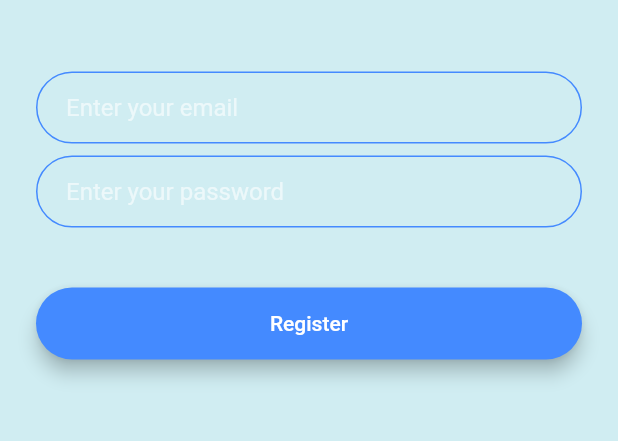
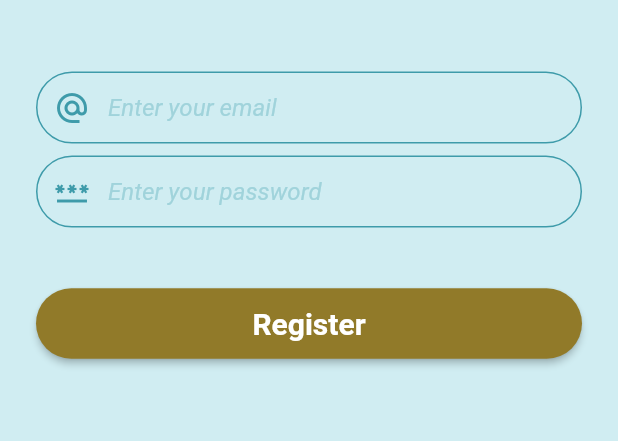
Before and after one commit to martynov-alex/drunk-homer-chat-flutter, a Flutter app: the screen it shows after launch, after a tap on "Register", on a phone screen of 412 x 824 dp, the part 614-1055 px from its top. Run offline on Flutter 3.47's test engine with Material 2 defaults, Android fonts, the phone set to English and light mode, and no system bars; our stand-ins replace animated_text_kit.

Commit message:
Add start animation, buttons and forms style

```diff
--- /dev/null
+++ b/lib/components/rounded_button.dart
@@ -0,0 +1,31 @@
+import 'package:flutter/material.dart';
+
+class RoundedButton extends StatelessWidget {
+  final String title;
+  final Color color;
+  final void Function() onPressed; // final VoidCallback onPress
+  RoundedButton(
+      {required this.title, required this.color, required this.onPressed});
+
+  @override
+  Widget build(BuildContext context) {
+    return Padding(
+      padding: EdgeInsets.symmetric(vertical: 16.0),
+      child: ElevatedButton(
+        style: ElevatedButton.styleFrom(
+          primary: color,
+          onPrimary: Colors.white,
+          textStyle: TextStyle(fontSize: 20),
+          padding: EdgeInsets.all(12),
+          shape:
+              RoundedRectangleBorder(borderRadius: BorderRadius.circular(32)),
+        ),
+        child: Text(
+          title,
+          style: TextStyle(fontWeight: FontWeight.bold),
+        ),
+        onPressed: onPressed,
+      ),
+    );
+  }
+}
--- a/lib/constants.dart
+++ b/lib/constants.dart
@@ -17,3 +17,29 @@ const kMessageContainerDecoration = BoxDecoration(
     top: BorderSide(color: Colors.lightBlueAccent, width: 2.0),
   ),
 );
+
+const kTextFieldStyle = TextStyle(
+  color: Color(0xFF3E9BAA),
+  //fontSize: 18,
+  fontWeight: FontWeight.bold,
+);
+
+const kTextFieldDecoration = InputDecoration(
+  hintStyle: TextStyle(
+    color: Color(0xFFA0D3DB),
+    fontWeight: FontWeight.normal,
+    fontStyle: FontStyle.italic,
+  ),
+  contentPadding: EdgeInsets.symmetric(vertical: 10.0, horizontal: 20.0),
+  border: OutlineInputBorder(
+    borderRadius: BorderRadius.all(Radius.circular(32.0)),
+  ),
+  enabledBorder: OutlineInputBorder(
+    borderSide: BorderSide(color: Color(0xFF3E9BAA), width: 1.0),
+    borderRadius: BorderRadius.all(Radius.circular(32.0)),
+  ),
+  focusedBorder: OutlineInputBorder(
+    borderSide: BorderSide(color: Color(0xFF3E9BAA), width: 3.0),
+    borderRadius: BorderRadius.all(Radius.circular(32.0)),
+  ),
+);
--- a/lib/main.dart
+++ b/lib/main.dart
@@ -10,11 +10,11 @@ class DrunkHomerChat extends StatelessWidget {
   @override
   Widget build(BuildContext context) {
     return MaterialApp(
-      theme: ThemeData.dark().copyWith(
-        textTheme: TextTheme(
-          bodyText2: TextStyle(color: Color(0xFF3E9BAA)),
-        ),
-      ),
+      // theme: ThemeData.dark().copyWith(
+      //   textTheme: TextTheme(
+      //     bodyText2: TextStyle(color: Color(0xFF3E9BAA)),
+      //   ),
+      // ),
       debugShowCheckedModeBanner: false,
       home: WelcomeScreen(),
       initialRoute: WelcomeScreen.id,
--- a/lib/screens/login_screen.dart
+++ b/lib/screens/login_screen.dart
@@ -1,4 +1,6 @@
 import 'package:flutter/material.dart';
+import 'package:drunk_homer_chat/constants.dart';
+import 'package:drunk_homer_chat/components/rounded_button.dart';
 
 class LoginScreen extends StatefulWidget {
   static const id = 'login_screen';
@@ -28,75 +30,42 @@ class _LoginScreenState extends State<LoginScreen> {
             SizedBox(
               height: 48.0,
             ),
-            TextField(
+            TextFormField(
               onChanged: (value) {
                 //Do something with the user input.
               },
-              decoration: InputDecoration(
-                hintText: 'Enter your email',
-                contentPadding:
-                    EdgeInsets.symmetric(vertical: 10.0, horizontal: 20.0),
-                border: OutlineInputBorder(
-                  borderRadius: BorderRadius.all(Radius.circular(32.0)),
-                ),
-                enabledBorder: OutlineInputBorder(
-                  borderSide:
-                      BorderSide(color: Colors.lightBlueAccent, width: 1.0),
-                  borderRadius: BorderRadius.all(Radius.circular(32.0)),
-                ),
-                focusedBorder: OutlineInputBorder(
-                  borderSide:
-                      BorderSide(color: Colors.lightBlueAccent, width: 2.0),
-                  borderRadius: BorderRadius.all(Radius.circular(32.0)),
+              style: kTextFieldStyle,
+              decoration: kTextFieldDecoration.copyWith(
+                hintText: 'Enter your login',
+                prefixIcon: Icon(
+                  Icons.person,
+                  color: Color(0xFF3E9BAA),
                 ),
               ),
             ),
             SizedBox(
               height: 8.0,
             ),
-            TextField(
+            TextFormField(
               onChanged: (value) {
                 //Do something with the user input.
               },
-              decoration: InputDecoration(
-                hintText: 'Enter your password.',
-                contentPadding:
-                    EdgeInsets.symmetric(vertical: 10.0, horizontal: 20.0),
-                border: OutlineInputBorder(
-                  borderRadius: BorderRadius.all(Radius.circular(32.0)),
-                ),
-                enabledBorder: OutlineInputBorder(
-                  borderSide:
-                      BorderSide(color: Colors.lightBlueAccent, width: 1.0),
-                  borderRadius: BorderRadius.all(Radius.circular(32.0)),
-                ),
-                focusedBorder: OutlineInputBorder(
-                  borderSide:
-                      BorderSide(color: Colors.lightBlueAccent, width: 2.0),
-                  borderRadius: BorderRadius.all(Radius.circular(32.0)),
+              style: kTextFieldStyle,
+              decoration: kTextFieldDecoration.copyWith(
+                hintText: 'Enter your password',
+                prefixIcon: Icon(
+                  Icons.password,
+                  color: Color(0xFF3E9BAA),
                 ),
               ),
             ),
             SizedBox(
               height: 24.0,
             ),
-            Padding(
-              padding: EdgeInsets.symmetric(vertical: 16.0),
-              child: Material(
-                color: Colors.lightBlueAccent,
-                borderRadius: BorderRadius.all(Radius.circular(30.0)),
-                elevation: 5.0,
-                child: MaterialButton(
-                  onPressed: () {
-                    //Implement login functionality.
-                  },
-                  minWidth: 200.0,
-                  height: 42.0,
-                  child: Text(
-                    'Log In',
-                  ),
-                ),
-              ),
+            RoundedButton(
+              title: 'Log in',
+              color: Color(0xFFC3B47A),
+              onPressed: () {},
             ),
           ],
         ),
--- a/lib/screens/registration_screen.dart
+++ b/lib/screens/registration_screen.dart
@@ -1,4 +1,6 @@
 import 'package:flutter/material.dart';
+import 'package:drunk_homer_chat/constants.dart';
+import 'package:drunk_homer_chat/components/rounded_button.dart';
 
 class RegistrationScreen extends StatefulWidget {
   static const id = 'registration_screen';
@@ -28,72 +30,44 @@ class _RegistrationScreenState extends State<RegistrationScreen> {
             SizedBox(
               height: 48.0,
             ),
-            TextField(
+            TextFormField(
               onChanged: (value) {
                 //Do something with the user input.
               },
-              decoration: InputDecoration(
+              style: kTextFieldStyle,
+              decoration: kTextFieldDecoration.copyWith(
                 hintText: 'Enter your email',
-                contentPadding:
-                    EdgeInsets.symmetric(vertical: 10.0, horizontal: 20.0),
-                border: OutlineInputBorder(
-                  borderRadius: BorderRadius.all(Radius.circular(32.0)),
-                ),
-                enabledBorder: OutlineInputBorder(
-                  borderSide: BorderSide(color: Colors.blueAccent, width: 1.0),
-                  borderRadius: BorderRadius.all(Radius.circular(32.0)),
-                ),
-                focusedBorder: OutlineInputBorder(
-                  borderSide: BorderSide(color: Colors.blueAccent, width: 2.0),
-                  borderRadius: BorderRadius.all(Radius.circular(32.0)),
+                prefixIcon: Icon(
+                  Icons.alternate_email,
+                  color: Color(0xFF3E9BAA),
                 ),
               ),
             ),
             SizedBox(
               height: 8.0,
             ),
-            TextField(
+            TextFormField(
               onChanged: (value) {
                 //Do something with the user input.
               },
-              decoration: InputDecoration(
+              style: kTextFieldStyle,
+              decoration: kTextFieldDecoration.copyWith(
                 hintText: 'Enter your password',
-                contentPadding:
-                    EdgeInsets.symmetric(vertical: 10.0, horizontal: 20.0),
-                border: OutlineInputBorder(
-                  borderRadius: BorderRadius.all(Radius.circular(32.0)),
-                ),
-                enabledBorder: OutlineInputBorder(
-                  borderSide: BorderSide(color: Colors.blueAccent, width: 1.0),
-                  borderRadius: BorderRadius.all(Radius.circular(32.0)),
-                ),
-                focusedBorder: OutlineInputBorder(
-                  borderSide: BorderSide(color: Colors.blueAccent, width: 2.0),
-                  borderRadius: BorderRadius.all(Radius.circular(32.0)),
+                prefixIcon: Icon(
+                  Icons.password,
+                  color: Color(0xFF3E9BAA),
                 ),
               ),
             ),
             SizedBox(
               height: 24.0,
             ),
-            Padding(
-              padding: EdgeInsets.symmetric(vertical: 16.0),
-              child: Material(
-                color: Colors.blueAccent,
-                borderRadius: BorderRadius.all(Radius.circular(30.0)),
-                elevation: 5.0,
-                child: MaterialButton(
-                  onPressed: () {
-                    //Implement registration functionality.
-                  },
-                  minWidth: 200.0,
-                  height: 42.0,
-                  child: Text(
-                    'Register',
-                    style: TextStyle(color: Colors.white),
-                  ),
-                ),
-              ),
+            RoundedButton(
+              title: 'Register',
+              color: Color(0xFF917A29),
+              onPressed: () {
+                // TODO: Add something
+              },
             ),
           ],
         ),
--- a/lib/screens/welcome_screen.dart
+++ b/lib/screens/welcome_screen.dart
@@ -1,6 +1,8 @@
+import 'package:flutter/material.dart';
+import 'package:animated_text_kit/animated_text_kit.dart';
 import 'package:drunk_homer_chat/screens/login_screen.dart';
 import 'package:drunk_homer_chat/screens/registration_screen.dart';
-import 'package:flutter/material.dart';
+import 'package:drunk_homer_chat/components/rounded_button.dart';
 
 class WelcomeScreen extends StatefulWidget {
   static const id = 'welcome_screen';
@@ -20,20 +22,13 @@ class _WelcomeScreenState extends State<WelcomeScreen>
     // Инициализируем контроллер
     controller = AnimationController(
       vsync: this,
-      duration: Duration(seconds: 1),
+      duration: Duration(seconds: 3),
     );
-    // Задаем кривую анимации
-    animation = CurvedAnimation(parent: controller, curve: Curves.decelerate);
-    controller.reverse(from: 1.0);
-    // Слушаем статус анимации, по окончании повторяем в другую сторону
-    animation.addStatusListener((status) {
-      if (status == AnimationStatus.dismissed) {
+    animation = ColorTween(begin: Color(0xFFF0E3B0), end: Color(0xFFD0EDF2))
+        .animate(controller);
     controller.forward();
-      }
-    });
     controller.addListener(() {
       setState(() {});
-      print(animation.value);
     });
   }
 
@@ -47,7 +42,7 @@ class _WelcomeScreenState extends State<WelcomeScreen>
   @override
   Widget build(BuildContext context) {
     return Scaffold(
-      backgroundColor: Color(0xFFD0EDF2),
+      backgroundColor: animation.value,
       body: Padding(
         padding: EdgeInsets.symmetric(horizontal: 24.0),
         child: Column(
@@ -60,14 +55,26 @@ class _WelcomeScreenState extends State<WelcomeScreen>
                   tag: 'logo',
                   child: Container(
                     child: Image.asset('images/logo.png'),
-                    height: animation.value * 120,
+                    height: 120,
                   ),
                 ),
                 Expanded(
-                  child: FittedBox(
-                    child: Text(
-                      'Drunk homer\nChat',
-                      style: TextStyle(fontFamily: 'RoadRage'),
+                  child: Container(
+                    height: 120,
+                    alignment: Alignment.topLeft,
+                    child: AnimatedTextKit(
+                      isRepeatingAnimation: false,
+                      animatedTexts: [
+                        TypewriterAnimatedText(
+                          'Drunk homer Chat',
+                          textStyle: const TextStyle(
+                            color: Color(0xFF0E3B41),
+                            fontSize: 60,
+                            fontFamily: 'RoadRage',
+                          ),
+                          speed: Duration(milliseconds: 200),
+                        ),
+                      ],
                     ),
                   ),
                 ),
@@ -76,41 +83,19 @@ class _WelcomeScreenState extends State<WelcomeScreen>
             SizedBox(
               height: 48.0,
             ),
-            Padding(
-              padding: EdgeInsets.symmetric(vertical: 16.0),
-              child: Material(
-                elevation: 5.0,
-                color: Colors.lightBlueAccent,
-                borderRadius: BorderRadius.circular(30.0),
-                child: MaterialButton(
+            RoundedButton(
+              title: 'Log in',
+              color: Color(0xFFC3B47A),
               onPressed: () {
                 Navigator.pushNamed(context, LoginScreen.id);
               },
-                  minWidth: 200.0,
-                  height: 42.0,
-                  child: Text(
-                    'Log In',
             ),
-                ),
-              ),
-            ),
-            Padding(
-              padding: EdgeInsets.symmetric(vertical: 16.0),
-              child: Material(
-                color: Colors.blueAccent,
-                borderRadius: BorderRadius.circular(30.0),
-                elevation: 5.0,
-                child: MaterialButton(
+            RoundedButton(
+              title: 'Register',
+              color: Color(0xFF917A29),
               onPressed: () {
                 Navigator.pushNamed(context, RegistrationScreen.id);
               },
-                  minWidth: 200.0,
-                  height: 42.0,
-                  child: Text(
-                    'Register',
-                  ),
-                ),
-              ),
             ),
           ],
         ),
--- a/pubspec.yaml
+++ b/pubspec.yaml
@@ -13,6 +13,7 @@ dependencies:
     sdk: flutter
 
   cupertino_icons: ^1.0.2
+  animated_text_kit: ^4.2.1
 
 dev_dependencies:
   flutter_test:
```
Also changed, not shown: pubspec.lock. Lines whose indentation alone changed are shown as unchanged.
